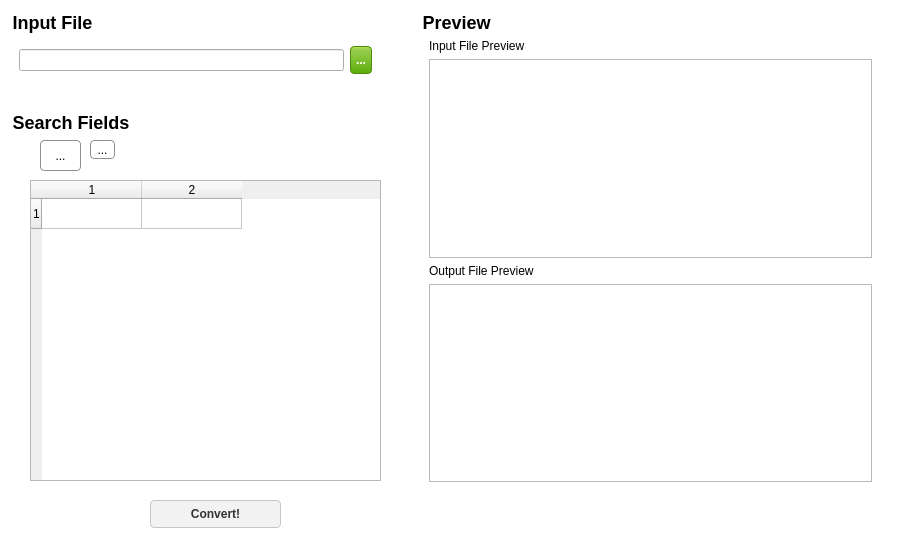
Before: the Qt Designer form mainwindow.ui in SecondReality/FieldStripper, drawn with Qt 5.
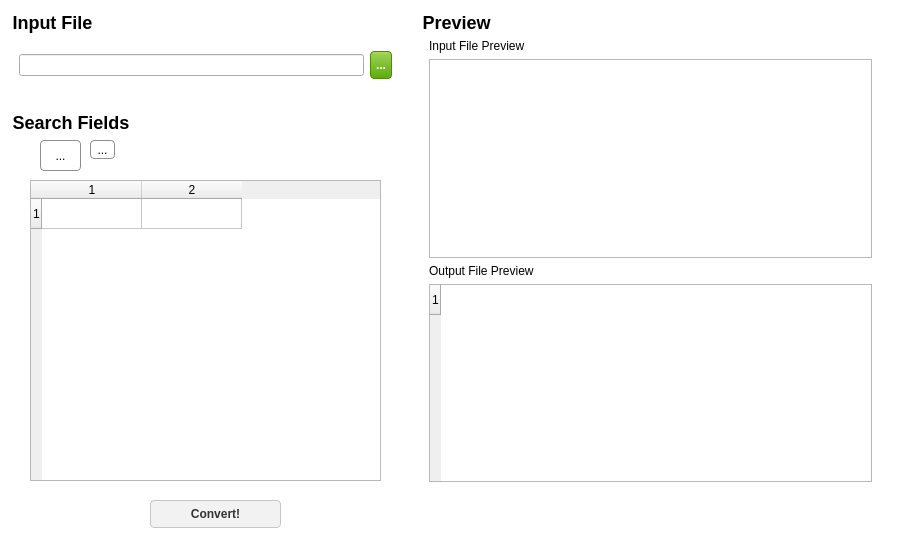
After: the same form once the commit is applied. Icons and pictures are not drawn.

Commit message:
Output preview now works. Enabled C++ 0x.
PreviewHighlighter now works with the caveat that it seems to highlight some things that don't appear in the output preview. I assume this is because SyntaxHighlighter highlights blocks of text and not the whole document at a time.

```diff
--- a/mainwindow.ui
+++ b/mainwindow.ui
@@ -98,7 +98,15 @@
       </widget>
      </item>
      <item>
-      <widget class="QTextEdit" name="textEdit"/>
+      <widget class="QTableWidget" name="outputPreview">
+       <property name="rowCount">
+        <number>1</number>
+       </property>
+       <attribute name="verticalHeaderVisible">
+        <bool>true</bool>
+       </attribute>
+       <row/>
+      </widget>
      </item>
     </layout>
    </widget>
@@ -123,8 +131,8 @@
      <rect>
       <x>10</x>
       <y>10</y>
-      <width>371</width>
-      <height>81</height>
+      <width>391</width>
+      <height>91</height>
      </rect>
     </property>
     <property name="title">
```
Left out of the diff: 2 changed lines with no effect on the pictures. The commit also changes 6 other files.
